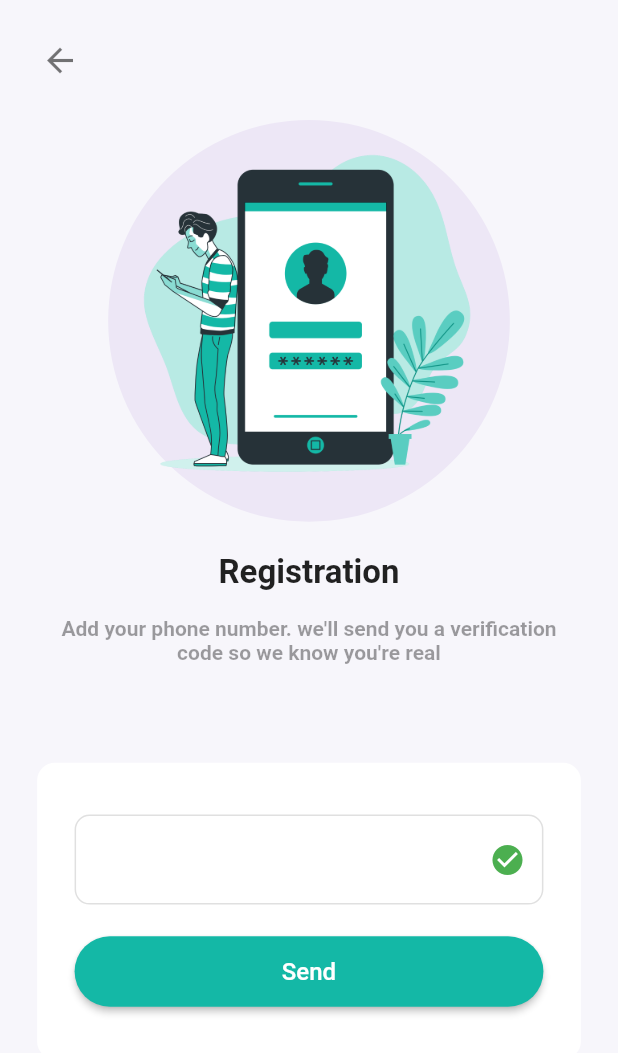
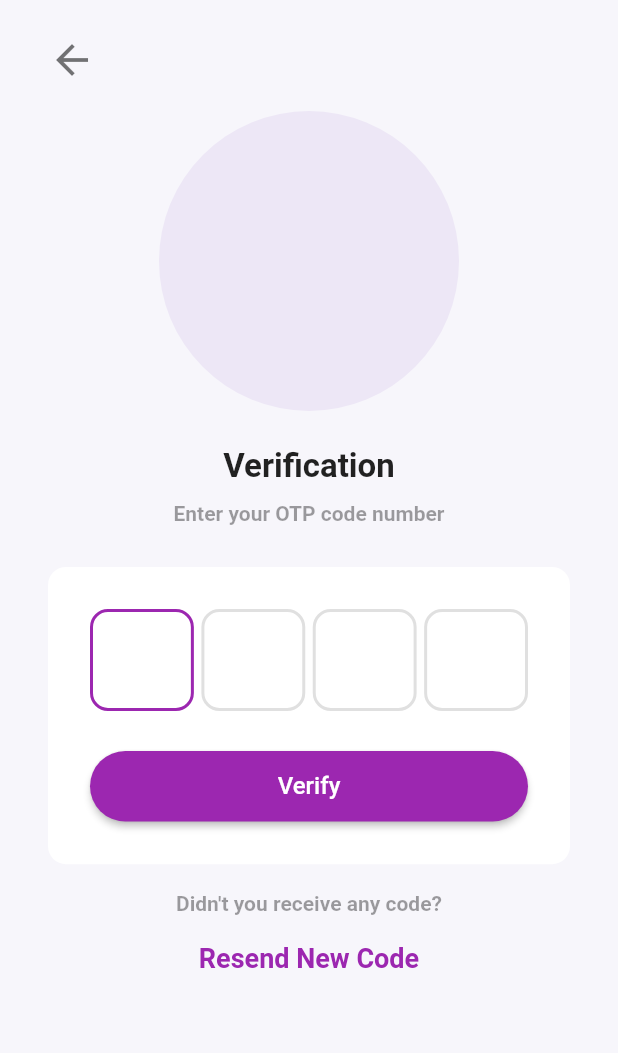
Before and after one commit to fasil721/Firebase_Mobile_Otp_Auth, a Flutter app: the Register screen opened directly, after a tap on "Send", on a phone screen of 412 x 824 dp. Shown: the top 1053 px of the screen. Run offline on Flutter 3.47's test engine with Material 2 defaults, Android fonts, the light colour scheme and no system bars; our stand-ins replace animate_do, firebase_auth, firebase_core, fluttertoast, google_sign_in; accounts and stored records are empty.

Commit message:
otp are coming

```diff
--- /dev/null
+++ b/lib/otp_page.dart
@@ -0,0 +1,193 @@
+import 'package:flutter/material.dart';
+
+class Otp extends StatefulWidget {
+  const Otp({Key? key}) : super(key: key);
+
+  @override
+  _OtpState createState() => _OtpState();
+}
+
+class _OtpState extends State<Otp> {
+  @override
+  Widget build(BuildContext context) {
+    return Scaffold(
+      resizeToAvoidBottomInset: false,
+      backgroundColor: const Color(0xfff7f6fb),
+      body: SafeArea(
+        child: Padding(
+          padding: const EdgeInsets.symmetric(vertical: 24, horizontal: 32),
+          child: Column(
+            children: [
+              Align(
+                alignment: Alignment.topLeft,
+                child: GestureDetector(
+                  onTap: () => Navigator.pop(context),
+                  child: const Icon(
+                    Icons.arrow_back,
+                    size: 32,
+                    color: Colors.black54,
+                  ),
+                ),
+              ),
+              const SizedBox(
+                height: 18,
+              ),
+              Container(
+                width: 200,
+                height: 200,
+                decoration: BoxDecoration(
+                  color: Colors.deepPurple.shade50,
+                  shape: BoxShape.circle,
+                ),
+                // child: Image.asset(
+                //   'assets/images/illustration-3.png',
+                // ),
+              ),
+              const SizedBox(
+                height: 24,
+              ),
+              const Text(
+                'Verification',
+                style: TextStyle(
+                  fontSize: 22,
+                  fontWeight: FontWeight.bold,
+                ),
+              ),
+              const SizedBox(
+                height: 10,
+              ),
+              const Text(
+                "Enter your OTP code number",
+                style: TextStyle(
+                  fontSize: 14,
+                  fontWeight: FontWeight.bold,
+                  color: Colors.black38,
+                ),
+                textAlign: TextAlign.center,
+              ),
+              const SizedBox(
+                height: 28,
+              ),
+              Container(
+                padding: const EdgeInsets.all(28),
+                decoration: BoxDecoration(
+                  color: Colors.white,
+                  borderRadius: BorderRadius.circular(12),
+                ),
+                child: Column(
+                  children: [
+                    Row(
+                      mainAxisAlignment: MainAxisAlignment.spaceBetween,
+                      children: [
+                        _textFieldOTP(first: true, last: false),
+                        const SizedBox(
+                          width: 5,
+                        ),
+                        _textFieldOTP(first: false, last: false),
+                        const SizedBox(
+                          width: 5,
+                        ),
+                        _textFieldOTP(first: false, last: false),
+                        const SizedBox(
+                          width: 5,
+                        ),
+                        _textFieldOTP(first: false, last: true),
+                      ],
+                    ),
+                    const SizedBox(
+                      height: 22,
+                    ),
+                    SizedBox(
+                      width: double.infinity,
+                      child: ElevatedButton(
+                        onPressed: () {},
+                        style: ButtonStyle(
+                          foregroundColor:
+                              MaterialStateProperty.all<Color>(Colors.white),
+                          backgroundColor:
+                              MaterialStateProperty.all<Color>(Colors.purple),
+                          shape:
+                              MaterialStateProperty.all<RoundedRectangleBorder>(
+                            RoundedRectangleBorder(
+                              borderRadius: BorderRadius.circular(24.0),
+                            ),
+                          ),
+                        ),
+                        child: const Padding(
+                          padding: EdgeInsets.all(14.0),
+                          child: Text(
+                            'Verify',
+                            style: TextStyle(fontSize: 16),
+                          ),
+                        ),
+                      ),
+                    )
+                  ],
+                ),
+              ),
+              const SizedBox(
+                height: 18,
+              ),
+              const Text(
+                "Didn't you receive any code?",
+                style: TextStyle(
+                  fontSize: 14,
+                  fontWeight: FontWeight.bold,
+                  color: Colors.black38,
+                ),
+                textAlign: TextAlign.center,
+              ),
+              const SizedBox(
+                height: 18,
+              ),
+              const Text(
+                "Resend New Code",
+                style: TextStyle(
+                  fontSize: 18,
+                  fontWeight: FontWeight.bold,
+                  color: Colors.purple,
+                ),
+                textAlign: TextAlign.center,
+              ),
+            ],
+          ),
+        ),
+      ),
+    );
+  }
+
+  Widget _textFieldOTP({required bool first, last}) {
+    return Expanded(
+      child: AspectRatio(
+        aspectRatio: .96,
+        child: TextField(
+          autofocus: true,
+          onChanged: (value) {
+            if (value.length == 1 && last == false) {
+              FocusScope.of(context).nextFocus();
+            }
+            if (value.isEmpty && first == false) {
+              FocusScope.of(context).previousFocus();
+            }
+          },
+          showCursor: false,
+          textAlign: TextAlign.center,
+          style: const TextStyle(fontSize: 24, fontWeight: FontWeight.bold),
+          keyboardType: TextInputType.number,
+          maxLength: 1,
+          decoration: InputDecoration(
+            counter: const Offstage(),
+            enabledBorder: OutlineInputBorder(
+              borderSide: const BorderSide(width: 2, color: Colors.black12),
+              borderRadius: BorderRadius.circular(12),
+            ),
+            focusedBorder: OutlineInputBorder(
+              borderSide: const BorderSide(width: 2, color: Colors.purple),
+              borderRadius: BorderRadius.circular(12),
+            ),
+          ),
+        ),
+      ),
+    );
+  }
+}
--- a/lib/registeration_page.dart
+++ b/lib/registeration_page.dart
@@ -1,9 +1,63 @@
 import 'package:animate_do/animate_do.dart';
+import 'package:firebase_auth/firebase_auth.dart';
 import 'package:flutter/foundation.dart';
 import 'package:flutter/material.dart';
+import 'package:fluttertoast/fluttertoast.dart';
+import 'package:google_sign_in/google_sign_in.dart';
+import 'package:mobile_otp_verification_firebase/otp_page.dart';
 
-class Register extends StatelessWidget {
+class Register extends StatefulWidget {
+  @override
+  State<Register> createState() => _RegisterState();
+}
+
+class _RegisterState extends State<Register> {
   final textController = TextEditingController();
+
+  final auth = FirebaseAuth.instance;
+  Future<void> verifyPhoneNumber() async {
+    try {
+      await auth.verifyPhoneNumber(
+        timeout: const Duration(seconds: 60),
+        phoneNumber: "+91 ${textController.text}",
+        verificationCompleted: (PhoneAuthCredential credential) async {
+          await auth.signInWithCredential(credential).then((value) {
+            print("You are logged in successfully");
+          });
+        },
+        verificationFailed: (FirebaseAuthException e) {
+          Fluttertoast.showToast(msg: e.toString());
+        },
+        codeSent: (String verificationId, int? resendToken) {
+          setState(() {});
+        },
+        codeAutoRetrievalTimeout: (String verificationID) {
+          Fluttertoast.showToast(msg: "Time out");
+        },
+      );
+    } catch (e) {
+      Fluttertoast.showToast(msg: e.toString());
+    }
+  }
+
+  // void verifyOTP() async {
+
+  //   PhoneAuthCredential credential = PhoneAuthProvider.credential(verificationId: verificationID, smsCode: otpController.text);
+
+  //   await auth.signInWithCredential(credential).then((value){
+  //     print("You are logged in successfully");
+  //     Fluttertoast.showToast(
+  //         msg: "You are logged in successfully",
+  //         toastLength: Toast.LENGTH_SHORT,
+  //         gravity: ToastGravity.CENTER,
+  //         timeInSecForIosWeb: 1,
+  //         backgroundColor: Colors.red,
+  //         textColor: Colors.white,
+  //         fontSize: 16.0
+  //     );
+  //   });
+  // }
+
   @override
   Widget build(BuildContext context) {
     final height = MediaQuery.of(context).size.height;
@@ -131,12 +185,12 @@ class Register extends StatelessWidget {
                             width: double.infinity,
                             child: ElevatedButton(
                               onPressed: () {
-                                if (kDebugMode) {
-                                  print(textController.text);
-                                }
-                                // Navigator.of(context).push(
-                                //   MaterialPageRoute(builder: (context) => Otp()),
-                                // );
+                                // verifyPhoneNumber();
+                                Navigator.of(context).push(
+                                  MaterialPageRoute(
+                                    builder: (context) => const Otp(),
+                                  ),
+                                );
                               },
                               style: ButtonStyle(
                                 foregroundColor:
--- a/pubspec.yaml
+++ b/pubspec.yaml
@@ -38,6 +38,8 @@ dependencies:
   animate_do: ^2.1.0
   firebase_core: ^1.12.0
   firebase_auth: ^3.3.6
+  fluttertoast: ^8.0.8
+  google_sign_in: ^5.2.3
 
 dev_dependencies:
   flutter_test:
```
Also changed, not shown: pubspec.lock.
